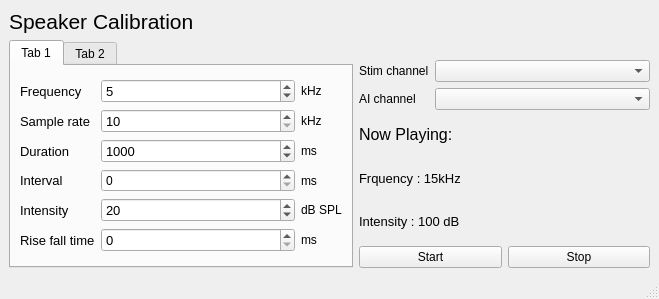
The window that calibration_window.ui (portfors-lab/sparkle) describes before a commit, drawn with Qt 5.
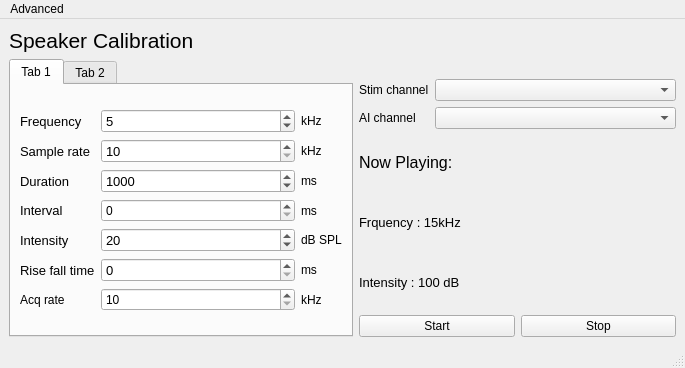
The same window after the commit.

```diff
--- a/calibration_window.ui
+++ b/calibration_window.ui
@@ -6,8 +6,8 @@
    <rect>
     <x>0</x>
     <y>0</y>
-    <width>659</width>
-    <height>299</height>
+    <width>685</width>
+    <height>368</height>
    </rect>
   </property>
   <property name="windowTitle">
@@ -53,6 +53,30 @@
               </property>
              </widget>
             </item>
+            <item row="6" column="0">
+             <widget class="QLabel" name="label_32">
+              <property name="text">
+               <string>Acq rate</string>
+              </property>
+             </widget>
+            </item>
+            <item row="6" column="1">
+             <widget class="QSpinBox" name="aisr_spnbx">
+              <property name="minimum">
+               <number>10</number>
+              </property>
+              <property name="maximum">
+               <number>400</number>
+              </property>
+             </widget>
+            </item>
+            <item row="6" column="2">
+             <widget class="QLabel" name="label_33">
+              <property name="text">
+               <string>kHz</string>
+              </property>
+             </widget>
+            </item>
             <item row="2" column="1">
              <widget class="QSpinBox" name="dur_spnbx">
               <property name="font">
@@ -780,10 +804,17 @@
     <rect>
      <x>0</x>
      <y>0</y>
-     <width>659</width>
+     <width>685</width>
      <height>21</height>
     </rect>
    </property>
+   <widget class="QMenu" name="menuAdvanced">
+    <property name="title">
+     <string>Advanced</string>
+    </property>
+    <addaction name="actionDisplay_Options"/>
+   </widget>
+   <addaction name="menuAdvanced"/>
   </widget>
   <widget class="QStatusBar" name="statusbar"/>
  </widget>
```
Left out of the diff: 62 changed lines with no effect on the pictures.
